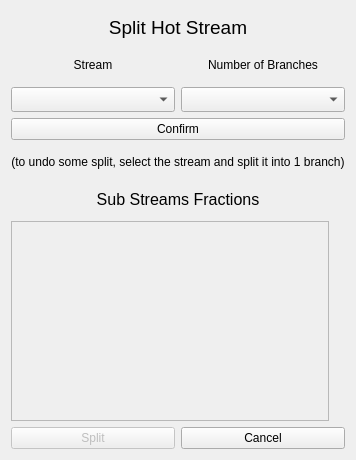
The window that interface/divisao.ui (CarlosTadeuVassoler/MPinch) describes before a commit, drawn with Qt 5.
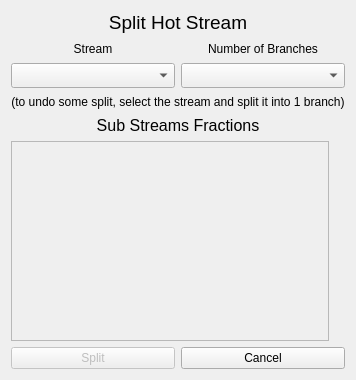
The same window after the commit.

```diff
--- a/interface/divisao.ui
+++ b/interface/divisao.ui
@@ -7,7 +7,7 @@
     <x>0</x>
     <y>0</y>
     <width>338</width>
-    <height>460</height>
+    <height>380</height>
    </rect>
   </property>
   <property name="windowTitle">
@@ -81,23 +81,6 @@
      </item>
     </layout>
    </item>
-   <item>
-    <layout class="QHBoxLayout" name="horizontalLayout_4">
-     <item>
-      <widget class="QPushButton" name="pushButton">
-       <property name="maximumSize">
-        <size>
-         <width>16777215</width>
-         <height>16777215</height>
-        </size>
-       </property>
-       <property name="text">
-        <string>Confirm</string>
-       </property>
-      </widget>
-     </item>
-    </layout>
-   </item>
    <item>
     <widget class="QLabel" name="label">
      <property name="text">
@@ -152,7 +135,7 @@
           <x>0</x>
           <y>0</y>
           <width>316</width>
-          <height>198</height>
+          <height>196</height>
          </rect>
         </property>
         <layout class="QVBoxLayout" name="verticalLayout_4">
```
